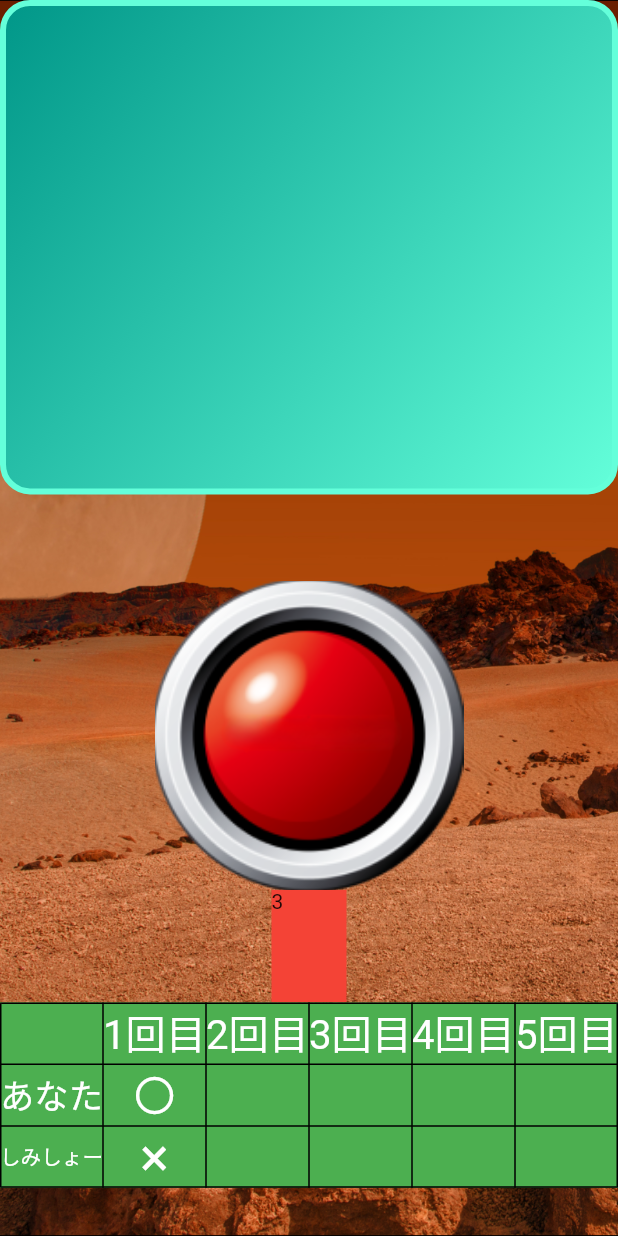
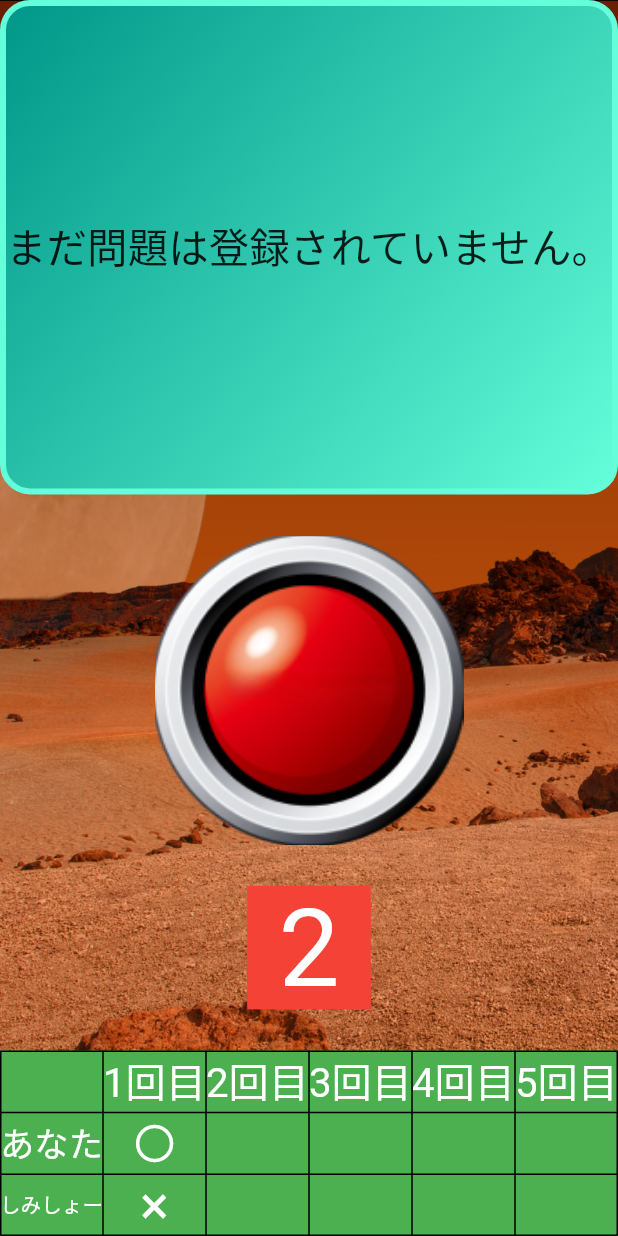
Before and after one commit to kinkyuss/quiz_new, a Flutter app: the screen it shows once a user with an empty profile is signed in, on a phone screen of 412 x 824 dp. Run offline on Flutter 3.47's test engine with Material 2 defaults, Android fonts, the phone set to English and light mode, and no system bars; our stand-ins replace cloud_firestore, firebase_auth, firebase_core, flutter_chat_types, flutter_chat_ui, flutter_hooks and 3 more; accounts and stored records are empty; generated files the repository leaves out were written again; network calls fail; statements that could not run were skipped.

```diff
--- a/lib/main.dart
+++ b/lib/main.dart
@@ -8,6 +8,7 @@ import 'package:quiz_new/view/premium/premium.dart';
 import 'package:quiz_new/view/premium/review.dart';
 import 'package:quiz_new/view/quiz/chat_room.dart';
 import 'package:quiz_new/view/quiz/choice.dart';
+import 'package:quiz_new/view/quiz/commentary.dart';
 import 'package:quiz_new/view/quiz/much.dart';
 import 'package:quiz_new/view/quiz/quiz_answer.dart';
 import 'package:quiz_new/view/quiz/quiz_pop_up1.dart';
@@ -60,6 +61,7 @@ class MyApp extends ConsumerWidget {
     //           .copyWith(uid: userUid);
     // });
     return MaterialApp(
+      useInheritedMediaQuery: true,
       debugShowCheckedModeBanner: false,
       //
       title: 'Flutter Demo',
@@ -83,6 +85,7 @@ class MyApp extends ConsumerWidget {
         '/much': (context) => const Much(roomID: '相手の情報を取得できていません。'),
 
         '/quiz_pop_up1': (context) => QuizPopUp1(),
+        '/commentary':(context)=>const Commentary(),
 
         '/quiz_answer': (context) => const QuizAnswer(),
         '/chat_room': (context) => const ChatRoom(),
--- a/lib/view/quiz/quiz_pop_up1.dart
+++ b/lib/view/quiz/quiz_pop_up1.dart
@@ -3,46 +3,40 @@ import 'package:hooks_riverpod/hooks_riverpod.dart';
 import 'package:quiz_new/component.dart';
 import 'package:quiz_new/model/device_data.dart';
 import 'package:quiz_new/view_model/logic/show_test_number.logic.dart';
-import 'package:quiz_new/view_model/provider.dart';
 import 'package:quiz_new/view_model/view_model/quiz_pop_up.dart';
 
-class QuizPopUp1 extends ConsumerWidget {
+class QuizPopUp1 extends StatelessWidget {
   QuizPopUp1({Key? key}) : super(key: key);
 
   bool check = false;
-  var a = 0;
 
   @override
-  Widget build(BuildContext context ,ref) {
-    bool isDarkMode = false;
+  Widget build(BuildContext context) {
     QuizPopUpViewModel quizPopUpViewModel =
         QuizPopUpViewModel(context: context);
     DeviceSize size = DeviceSize(context);
     WidgetsBinding.instance.addPostFrameCallback((_) async {
-
-
-
-      if (ref.watch(first.state).state==true) {
-
-        await showTestNumber(context, 0);
-
-        quizPopUpViewModel.firstProcess(context, 0);
-        ref.watch(first.notifier).state=false;
-        print('a=');
-        print(ref.watch(first.state).state);
-
+      print('bakababababa');
+      if (quizPopUpViewModel.first) {
+        print('ighafdkjijbkdf');
+        await showTestNumber(context, quizPopUpViewModel.questionNumber, 1);
+        quizPopUpViewModel.firstProcess(context);
       }
     });
+var b;
     return Scaffold(
       body: Stack(children: [
         const QQBackGround(),
         SingleChildScrollView(
+          child: SizedBox(
+            height: size.height,
             child: Column(
                 mainAxisAlignment: MainAxisAlignment.spaceBetween,
                 children: [
                   Container(
                       decoration: BoxDecoration(
-                      border: Border.all(width: 4, color: Colors.tealAccent),
+                          border:
+                              Border.all(width: 4, color: Colors.tealAccent),
                           color: Colors.teal,
                           borderRadius: BorderRadius.circular(20),
                           gradient: const LinearGradient(
@@ -56,49 +50,15 @@ class QuizPopUp1 extends ConsumerWidget {
                           )),
                       height: size.height * 0.4,
                       width: double.infinity,
-                  child:
-                      FittedBox(child: Consumer(builder: (context, ref, child) {
+                      child: FittedBox(
+                          child: Consumer(builder: (context, ref, child) {
                         quizPopUpViewModel.setRef(ref);
                         return Text(quizPopUpViewModel.test);
-                  })),
-                ),
-                SizedBox(
-                  height: size.height * 0.07,
-                ),
-                // TextField(focusNode: _focusNode),
+                      }))),
                   InkWell(
                     onTap: () {
 
-
-                    showDialog(
-                      context: context,
-                      builder: (BuildContext context) {
-                        return AlertDialog(
-                          content: SizedBox(
-                            height: size.height * 0.14,
-                            child: Column(
-                              children: [
-                                TextField(
-
-
-                                  decoration: InputDecoration(
-                                    border: OutlineInputBorder(),
-                                    labelText: '答えを入力してください。',
-                                  ),
-                                  autofocus: false,
-                                ),
-                                TextButton(
-                                  child: Text('決定'),
-                                  onPressed: () {
-                                    Navigator.pop(context);
-                                  },
-                                )
-                              ],
-                            ),
-                          ),
-                        );
-                      },
-                    );
+                      quizPopUpViewModel.buttonPress(context);
                     },
                     child: Container(
                         height: size.width * 0.5,
@@ -109,15 +69,20 @@ class QuizPopUp1 extends ConsumerWidget {
                                 fit: BoxFit.cover))),
                   ),
                   Container(
-                  height: 75,
-                  width: 50,
+                    height: size.height * 0.1,
+                    width: size.height * 0.1,
                     color: Colors.red,
-                  // child: Text(quizPopUpViewModel.countDownNumber.toString()+'\n${quizPopUpViewModel.test}')
-                  child: Consumer(
-                      builder: (BuildContext context, WidgetRef ref, child) {
+                    child: FittedBox(
+                      fit: BoxFit.contain,
+                      child: Consumer(builder:
+                          (BuildContext context, WidgetRef ref, child) {
                         quizPopUpViewModel.setRef(ref);
-                    return Text(quizPopUpViewModel.countDownNumber.toString());
+                        return Text(
+                          quizPopUpViewModel.countDownNumber.toString(),
+                          style: TextStyle(color: Colors.white),
+                        );
                       }),
+                    ),
                   ),
                   Table(
                     border: TableBorder.all(color: Colors.black),
@@ -126,14 +91,20 @@ class QuizPopUp1 extends ConsumerWidget {
                     children: [
                       TableRow(children: [
                         tableContainer(size.height, size.textScaleFactor, ''),
-                      tableContainer(size.height, size.textScaleFactor, '1回目'),
-                      tableContainer(size.height, size.textScaleFactor, '2回目'),
-                      tableContainer(size.height, size.textScaleFactor, '3回目'),
-                      tableContainer(size.height, size.textScaleFactor, '4回目'),
-                      tableContainer(size.height, size.textScaleFactor, '5回目'),
+                        tableContainer(
+                            size.height, size.textScaleFactor, '1回目'),
+                        tableContainer(
+                            size.height, size.textScaleFactor, '2回目'),
+                        tableContainer(
+                            size.height, size.textScaleFactor, '3回目'),
+                        tableContainer(
+                            size.height, size.textScaleFactor, '4回目'),
+                        tableContainer(
+                            size.height, size.textScaleFactor, '5回目'),
                       ]),
                       TableRow(children: [
-                      tableContainer(size.height, size.textScaleFactor, 'あなた'),
+                        tableContainer(
+                            size.height, size.textScaleFactor, 'あなた'),
                         tableContainer(size.height, size.textScaleFactor, '〇'),
                         tableContainer(size.height, size.textScaleFactor, ''),
                         tableContainer(size.height, size.textScaleFactor, ''),
@@ -152,6 +123,7 @@ class QuizPopUp1 extends ConsumerWidget {
                     ],
                   ),
                 ]),
+          ),
         ),
       ]),
     );
--- a/lib/view_model/logic/count_down_logic.dart
+++ b/lib/view_model/logic/count_down_logic.dart
@@ -1,5 +1,8 @@
 class CountDownLogic {
   countDownTimer() async {
+    await Future.delayed(const Duration(milliseconds: 100)); //音鳴らすロ
+  }
+  countDownTimer1() async {
     await Future.delayed(const Duration(seconds: 1)); //音鳴らすロ
   }
 }
--- a/lib/view_model/logic/show_test_number.logic.dart
+++ b/lib/view_model/logic/show_test_number.logic.dart
@@ -5,9 +5,7 @@ import 'package:flutter/material.dart';
 import '../../component.dart';
 import '../../model/device_data.dart';
 
-  showTestNumber(BuildContext context,int index)async {
-
-   print('haitta');
+  showTestNumber(BuildContext context,int index,int time)async {
     try {
       final size=DeviceSize(context);
     return  await showDialog(
@@ -24,9 +22,10 @@ import '../../model/device_data.dart';
             ),
           );
         },
-      ).timeout(const Duration(seconds: 1));
+      ).timeout( Duration(seconds: time));
     } on TimeoutException {
       print('a');
       Navigator.pop(context);
+
     }
   }
--- a/lib/view_model/logic/sound_logic.dart
+++ b/lib/view_model/logic/sound_logic.dart
@@ -4,8 +4,9 @@ class SoundLogic {
   final AudioPlayer _player = AudioPlayer();
   Future<void> audioPlay(file) async {
     await _player.setAsset(file);
-    print('a');
+    print('abc');
     await _player.play();
+
   }
   Future<void> audioStop() async {
     await _player.stop();
--- a/lib/view_model/provider.dart
+++ b/lib/view_model/provider.dart
@@ -10,10 +10,14 @@ import '../model/questios_relation.dart';
 
 final chosenProvider = StateProvider <ChosenData>((ref) => ChosenData());
 final myInformationProvider = StateProvider <MyInformation>((ref) => const MyInformation(name:'松村千里', uid:'Uidが登録されていません。', consecutive: 1));
-final countDownTimerProvider=StateProvider <int>((ref) =>10);
+final countDownTimerProvider=StateProvider <int>((ref) =>100);
+
 final questionsListProvider = StateProvider <QuestionsList>((ref) =>
-    const QuestionsList(test: ['まだ問題は登録されていません。'],
-      answer: ['まだ問題は登録されていません。'],
-      commentary: ['まだ問題は登録されていません。'],));
+    const QuestionsList(test: ['まだ問題は登録されていません。','日本で一番高い山は？,','日本で一番高い山は？,','日本で一番高い山は？,','日本で一番高い山は？,'],
+      answer: ['エベレスト','富士山','富士山','富士山','富士山','富士山','富士山','富士山'],
+      commentary: ['まだ解説は登録されていません。','富士山や','富士山','富士山','富士山'],));
 final questionsProvider = StateProvider<Questions>((ref) {return const Questions(test:'',answer:'',commentary: '', );});
-final first = StateProvider<bool>((ref) {return true;});
+final firstProvider = StateProvider<bool>((ref) {return true;});
+final cdStop= StateProvider<bool>((ref) {return false;});
+final pushEmojiProvider = StateProvider<bool>((ref) {return false;});
+final questionNumberProvider = StateProvider<int>((ref) =>0);
```
Also changed, not shown: lib/component.dart (+80 -17 lines), lib/view/quiz/commentary.dart (added, +159 -0 lines), lib/view/quiz/much.dart (+4 -9 lines), lib/view_model/view_model/quiz_pop_up.dart (+138 -32 lines), assets/images/清水翔太.jpg (added). Lines whose indentation alone changed are shown as unchanged.
